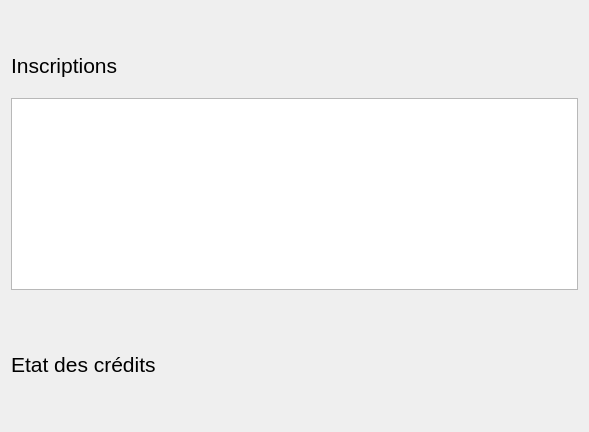
dtbinh/Projet_L021, file Projet/gui/fendossier.ui: the form before one commit.
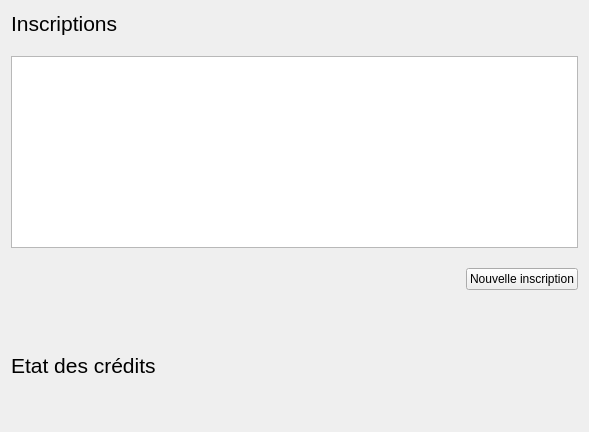
The form after the commit.

Commit message: Edition/Ajout Inscription

```diff
--- a/Projet/gui/fendossier.ui
+++ b/Projet/gui/fendossier.ui
@@ -60,6 +60,13 @@
        </attribute>
       </widget>
      </item>
+     <item alignment="Qt::AlignRight">
+      <widget class="QPushButton" name="ajouterInscription">
+       <property name="text">
+        <string>Nouvelle inscription</string>
+       </property>
+      </widget>
+     </item>
     </layout>
    </item>
    <item>
@@ -81,7 +88,7 @@
       </widget>
      </item>
      <item>
-      <layout class="QVBoxLayout" name="formations"/>
+      <layout class="QHBoxLayout" name="formations"/>
      </item>
     </layout>
    </item>
```
The commit also changes 9 other files.
